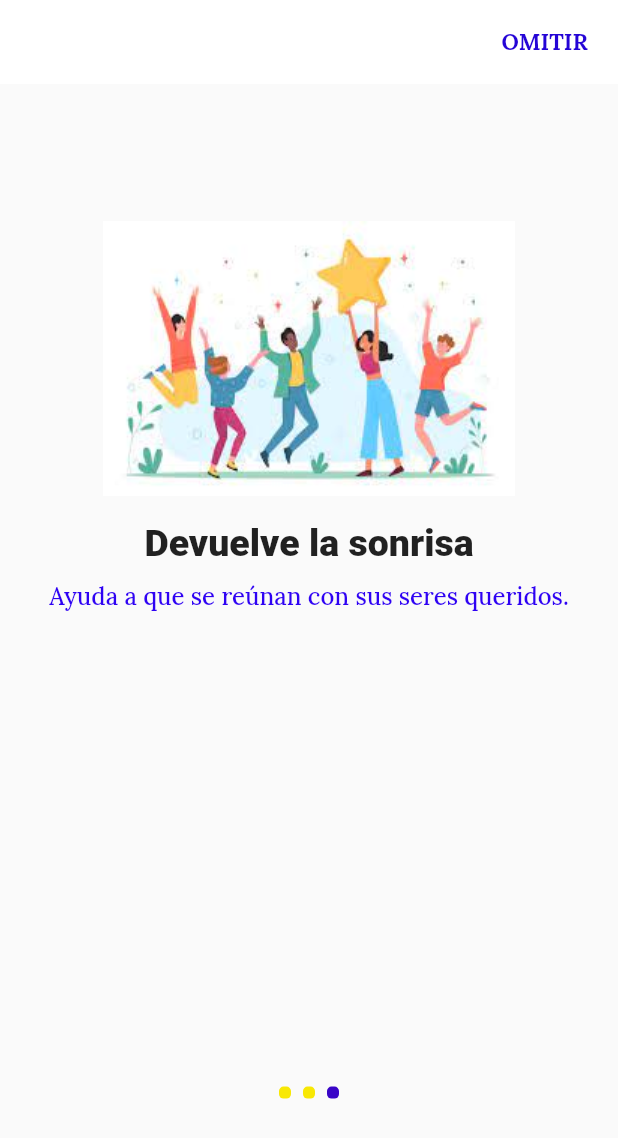
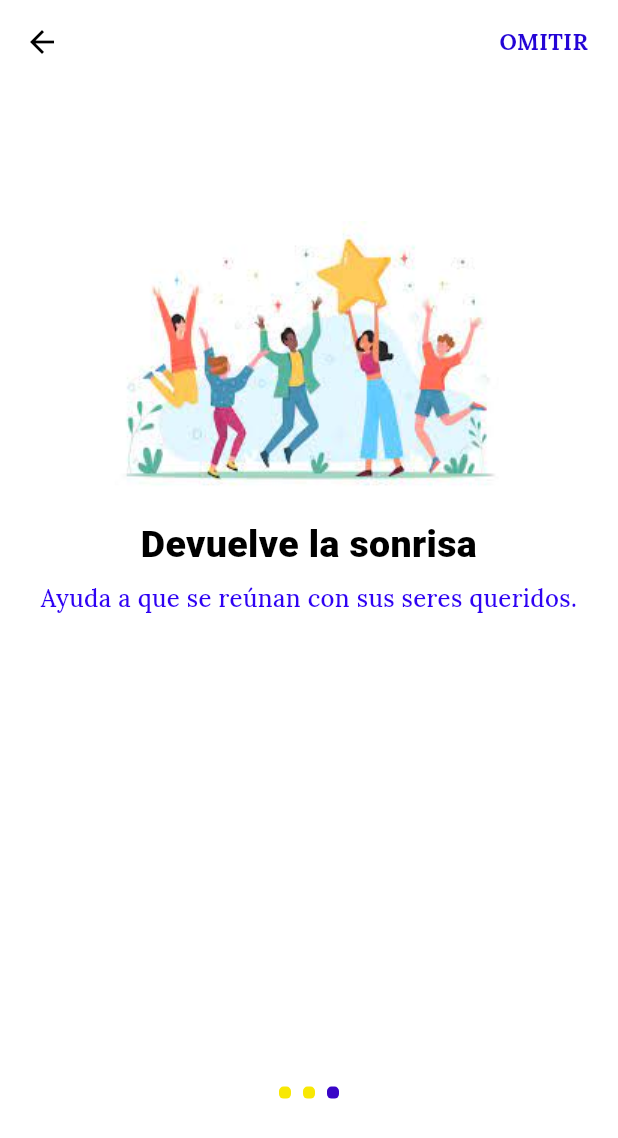
Before and after one commit to pao3cf/buscappme, a Flutter app: the screen it shows after launch, swiped to page 3, on a phone screen of 412 x 824 dp. Shown: the top 1138 px of the screen. Run offline on Flutter 3.47's test engine with Material 2 defaults, Android fonts, the phone set to English and light mode, and no system bars; our stand-ins replace flutter_secure_storage, google_fonts, image_picker, shared_preferences.

Commit message:
Theme dark y claro

```diff
--- /dev/null
+++ b/lib/domain/providers/theme_provider.dart
@@ -0,0 +1,22 @@
+import 'package:flutter/material.dart';
+
+class ThemeProvider extends ChangeNotifier {
+  ThemeData currentTheme;
+
+  ThemeProvider({required bool isDarkMode})
+      : currentTheme = isDarkMode
+            ? ThemeData(
+                useMaterial3: true, colorScheme: const ColorScheme.dark())
+            : ThemeData(
+                useMaterial3: true, colorScheme: const ColorScheme.light());
+
+  setClaro() {
+    currentTheme = ThemeData(useMaterial3: true, colorScheme: const ColorScheme.light());
+    notifyListeners();
+  }
+
+  setOscuro() {
+    currentTheme = ThemeData(useMaterial3: true, colorScheme: const ColorScheme.dark());
+    notifyListeners();
+  }
+}
--- a/lib/main.dart
+++ b/lib/main.dart
@@ -1,14 +1,23 @@
-import 'package:buscappme/onboarding/onboarding_page.dart';
+import 'package:buscappme/domain/providers/theme_provider.dart';
+import 'package:buscappme/preferences/preferences.dart';
+import 'package:buscappme/routes/routes.dart';
 import 'package:flutter/material.dart';
 import 'package:provider/provider.dart';
-// import 'package:buscappme/domain/services/snackbar_service.dart';
+import 'package:buscappme/domain/services/snackbar_service.dart';
 import 'package:buscappme/domain/providers/login_provider.dart';
 import 'domain/services/auth_service.dart';
 
-void main() {
+void main() async {
+
+  WidgetsFlutterBinding.ensureInitialized();
+  await Preferences.init();
+
   runApp(
     MultiProvider(
       providers: [
+        ChangeNotifierProvider(
+          create: (_) => ThemeProvider(isDarkMode: Preferences.theme),
+        ),
         ChangeNotifierProvider(
           create: (_) => LoginProvider(),
         ),
@@ -28,14 +37,11 @@ class MyApp extends StatelessWidget {
   Widget build(BuildContext context) {
     return MaterialApp(
       debugShowCheckedModeBanner: false,
-      theme: ThemeData(
-        primarySwatch: Colors.blue,
-        visualDensity: VisualDensity.adaptivePlatformDensity,
-      ),
-      // scaffoldMessengerKey: SnackbarService.msgkey,
-      // onGenerateRoute: MyRoutes.generateRoute,
-      // initialRoute: MyRoutes.rVERIFY,
-      home: const OnboardingPage(),
+      theme: Provider.of<ThemeProvider>(context).currentTheme,
+      scaffoldMessengerKey: SnackbarService.msgkey,
+      onGenerateRoute: MyRoutes.generateRoute,
+      initialRoute: MyRoutes.rVERIFY,
+      // home: const OnboardingPage(),
     );
   }
 }
--- a/lib/onboarding/onboarding_page.dart
+++ b/lib/onboarding/onboarding_page.dart
@@ -1,3 +1,4 @@
+import 'package:buscappme/screen/index_screens.dart';
 import 'package:buscappme/screen/login/verify_auth_screen.dart';
 import 'package:flutter/material.dart';
 import 'package:google_fonts/google_fonts.dart';
@@ -52,7 +53,7 @@ class _OnboardingPageState extends State<OnboardingPage> {
     return Scaffold(
       appBar: AppBar(
         elevation: 0,
-        backgroundColor: Colors.white,
+        // backgroundColor: Colors.white,
         actions: [
           Center(
             child: Padding(
@@ -62,7 +63,7 @@ class _OnboardingPageState extends State<OnboardingPage> {
                   Navigator.push(
                       context,
                       MaterialPageRoute(
-                        builder: (context) => const VerifyAuthScreen(),
+                        builder: (context) => const TabLoginScreen(),
                       ));
                   // Navigator.pushReplacementNamed(context, MyRoutes.rLOGIN);
                 },
--- a/lib/routes/routes.dart
+++ b/lib/routes/routes.dart
@@ -7,6 +7,7 @@ class MyRoutes {
   static const String rLOGIN = '/login';
   static const String rVERIFY = '/verify';
   static const String rHOME = '/home';
+  static const String rPUBLICARBUSQUEDA = '/publicar_busqueda';
 
   static Route<dynamic> generateRoute(RouteSettings settings) {
     switch (settings.name) {
@@ -23,6 +24,9 @@ class MyRoutes {
       case ('/home'):
         return MaterialPageRoute(builder: (context) => const HomeScreen());
 
+      case ('/publicar_busqueda'):
+        return MaterialPageRoute(builder: (context) => const PublicarBusquedaScreen());
+
       default:
         return MaterialPageRoute(builder: (context) => const HomeScreen());
     }
--- a/lib/screen/index_screens.dart
+++ b/lib/screen/index_screens.dart
@@ -1,3 +1,4 @@
 export 'package:buscappme/screen/homescreen/homescreen.dart';
 export 'package:buscappme/screen/login/tab_login_screen.dart';
 export 'package:buscappme/screen/login/verify_auth_screen.dart';
+export 'package:buscappme/screen/busquedas/publicar_busqueda_screen.dart';
--- a/lib/screen/login/verify_auth_screen.dart
+++ b/lib/screen/login/verify_auth_screen.dart
@@ -28,7 +28,7 @@ class VerifyAuthScreen extends StatelessWidget {
                 Navigator.pushReplacement(
                     context,
                     PageRouteBuilder(
-                      pageBuilder: (_, __, ___) => const TabLoginScreen(),
+                      pageBuilder: (_, __, ___) => const OnboardingPage(),
                       transitionDuration: const Duration(seconds: 0),
                     ));
               });
@@ -37,7 +37,7 @@ class VerifyAuthScreen extends StatelessWidget {
                 Navigator.pushReplacement(
                     context,
                     PageRouteBuilder(
-                      pageBuilder: (_, __, ___) => const OnboardingPage(),
+                      pageBuilder: (_, __, ___) => const HomeScreen(),
                       transitionDuration: const Duration(seconds: 0),
                     ));
               });
--- a/pubspec.yaml
+++ b/pubspec.yaml
@@ -40,7 +40,10 @@ dependencies:
   flutter_secure_storage: ^6.1.0
   provider: ^6.0.4
   google_fonts: ^3.0.1
-
+  lottie: ^2.0.0
+  firebase_storage: ^11.0.7
+  image_picker: ^0.8.6
+  shared_preferences: ^2.0.15
 
 dev_dependencies:
   flutter_test:
```
Also changed, not shown: lib/preferences/preferences.dart (added, +19 -0 lines), lib/screen/busquedas/publicar_busqueda_screen.dart (added, +43 -0 lines), lib/screen/homescreen/homescreen.dart (+33 -2 lines), pubspec.lock.
